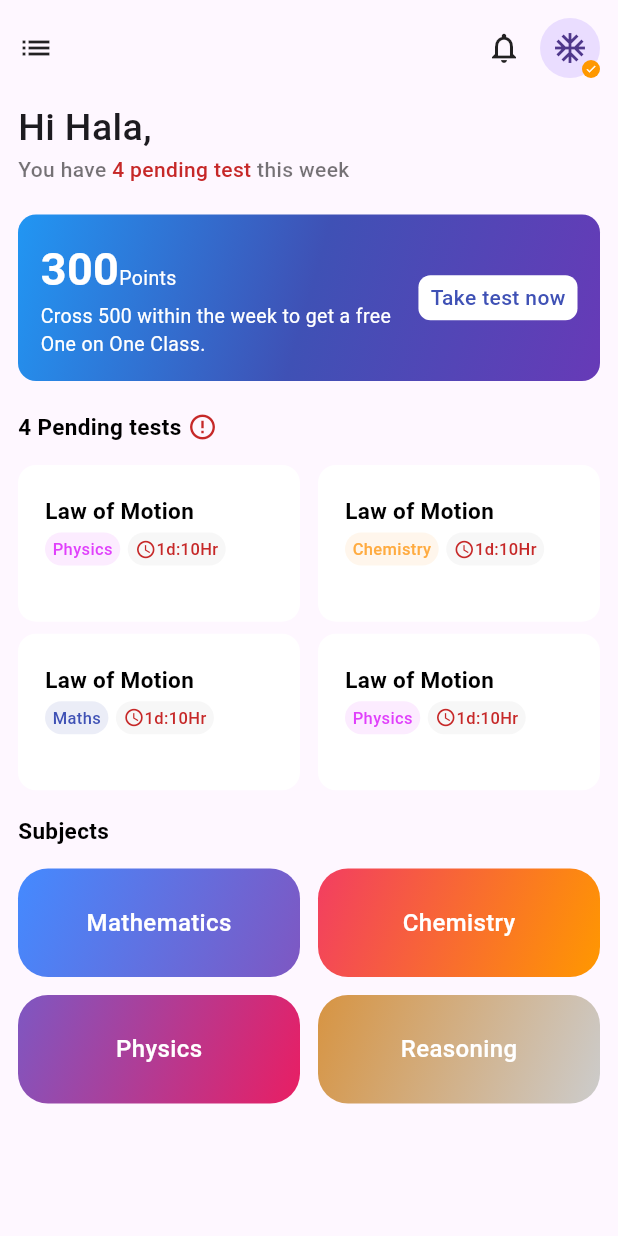
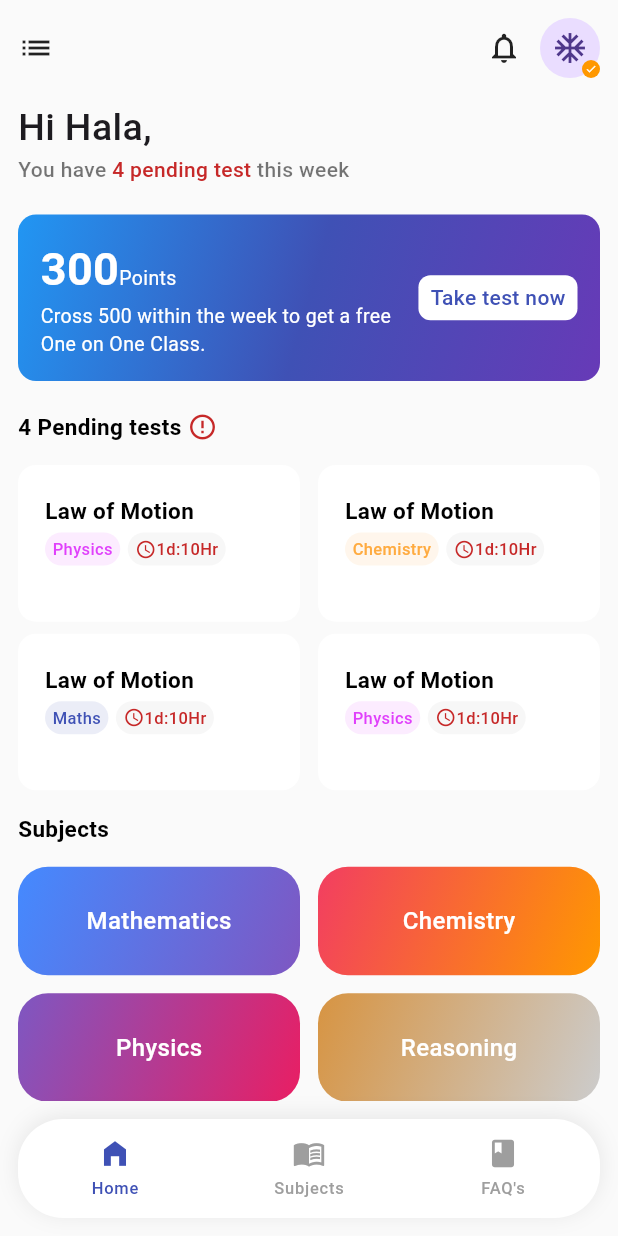
Before and after one commit to Touka-Agra/Minders25Third2Task1, a Flutter app: the screen it shows after launch, on a phone screen of 412 x 824 dp. Run offline on Flutter 3.47's test engine with Material 3 defaults, Android fonts, the phone set to English and light mode, and no system bars; our stand-ins replace awesome_bottom_bar.

Commit message:
bottom nav bar

```diff
--- a/lib/Core/MyColors.dart
+++ b/lib/Core/MyColors.dart
@@ -5,4 +5,6 @@ import 'package:flutter/material.dart';
 class MyColors{
   static Color highlightColor = Colors.orange;
   static Color redColor = Colors.red.shade800;
+  static Color bottomNavColor = Colors.indigo;
+  static Color grey = Colors.grey;
 }
--- a/lib/Screens/HomeScreen/HelpingWidgets/PendingTest/PendingTestWidget.dart
+++ b/lib/Screens/HomeScreen/HelpingWidgets/PendingTest/PendingTestWidget.dart
@@ -11,8 +11,7 @@ class PendingTestWidget extends StatelessWidget {
 
   @override
   Widget build(BuildContext context) {
-    return Expanded(
-      child: Column(
+    return Column(
       children: [
         Row(
           children: [
@@ -20,8 +19,7 @@ class PendingTestWidget extends StatelessWidget {
             Icon(Icons.error_outline, color: MyColors.redColor, size: 20),
           ],
         ),
-          Expanded(
-            child: Padding(
+        Padding(
           padding: const EdgeInsets.symmetric(vertical: 15.0),
           child: GridView.builder(
             itemCount: DummyData.pendingTests.length,
@@ -40,9 +38,7 @@ class PendingTestWidget extends StatelessWidget {
             },
           ),
         ),
-          ),
       ],
-      ),
     );
   }
 }
--- a/lib/Screens/HomeScreen/HelpingWidgets/Subject/SubjectWidget.dart
+++ b/lib/Screens/HomeScreen/HelpingWidgets/Subject/SubjectWidget.dart
@@ -12,13 +12,11 @@ class SubjectWidget extends StatelessWidget {
 
   @override
   Widget build(BuildContext context) {
-    return Expanded(
-      child: Column(
+    return Column(
       crossAxisAlignment: CrossAxisAlignment.start,
       children: [
         CustomTitleText(title: "Subjects"),
-          Expanded(
-            child: Padding(
+        Padding(
           padding: const EdgeInsets.symmetric(vertical: 15.0),
           child: GridView.builder(
             itemCount: DummyData.subjects.length,
@@ -60,9 +58,7 @@ class SubjectWidget extends StatelessWidget {
             },
           ),
         ),
-          ),
       ],
-      ),
     );
   }
 }
--- a/lib/Screens/HomeScreen/HomeScreen.dart
+++ b/lib/Screens/HomeScreen/HomeScreen.dart
@@ -1,10 +1,4 @@
 import 'package:flutter/material.dart';
-import 'package:task1/DummyData.dart';
-
-import '../../Classes/PendingTest.dart';
-import '../../Classes/Subject.dart';
-import '../../Core/MyColors.dart';
-import '../../Customs/CustomTitleText.dart';
 import 'HelpingWidgets/AppBar/MyAppBar.dart';
 import 'HelpingWidgets/PendingTest/PendingTestWidget.dart';
 import 'HelpingWidgets/PointsCard/PointsCard.dart';
@@ -16,10 +10,10 @@ class HomeScreen extends StatelessWidget {
 
   @override
   Widget build(BuildContext context) {
+
     return Scaffold(
-      body: SafeArea(
-        child: Padding(
-          padding: const EdgeInsets.all(12),
+      backgroundColor: Colors.grey.shade50,
+      body: SingleChildScrollView(
         child: Column(
           crossAxisAlignment: CrossAxisAlignment.start,
           children: [
@@ -39,7 +33,6 @@ class HomeScreen extends StatelessWidget {
           ],
         ),
       ),
-      ),
     );
   }
 }
--- /dev/null
+++ b/lib/Screens/StartScreen/StartScreen.dart
@@ -0,0 +1,73 @@
+import 'package:awesome_bottom_bar/awesome_bottom_bar.dart';
+import 'package:flutter/material.dart';
+
+import '../../Core/MyColors.dart';
+import '../HomeScreen/HomeScreen.dart';
+
+class StartScreen extends StatefulWidget {
+  const StartScreen({super.key});
+
+  @override
+  State<StartScreen> createState() => _StartScreenState();
+}
+
+class _StartScreenState extends State<StartScreen> {
+  List<TabItem> items = [
+    TabItem(icon: Icons.home_filled, title: 'Home'),
+    TabItem(icon: Icons.menu_book_outlined, title: 'Subjects'),
+    TabItem(icon: Icons.book_rounded, title: "FAQ's"),
+  ];
+
+  List<Widget> screens = [HomeScreen(), SubjectsScreen(), FAQScreen()];
+
+  int selectedIndex = 0;
+
+  @override
+  Widget build(BuildContext context) {
+    return Scaffold(
+      backgroundColor: Colors.grey.shade50,
+      bottomNavigationBar: Padding(
+        padding: const EdgeInsets.fromLTRB(12.0, 0, 12, 12),
+        child: BottomBarFloating(
+          borderRadius: BorderRadius.circular(30),
+          items: items,
+          backgroundColor: Colors.white,
+          color: MyColors.grey,
+          colorSelected: MyColors.bottomNavColor,
+          indexSelected: selectedIndex,
+          onTap: (int index) {
+            setState(() {
+              selectedIndex = index;
+            });
+          },
+        ),
+      ),
+
+      body: SafeArea(
+        child: Padding(
+          padding: const EdgeInsets.all(12.0),
+          child: screens[selectedIndex],
+        ),
+      ),
+    );
+  }
+}
+
+class FAQScreen extends StatelessWidget {
+  const FAQScreen({super.key});
+
+  @override
+  Widget build(BuildContext context) {
+    return const Placeholder();
+  }
+}
+
+
+class SubjectsScreen extends StatelessWidget {
+  const SubjectsScreen({super.key});
+
+  @override
+  Widget build(BuildContext context) {
+    return const Placeholder();
+  }
+}
--- a/lib/main.dart
+++ b/lib/main.dart
@@ -1,6 +1,6 @@
 import 'package:flutter/material.dart';
+import 'package:task1/Screens/StartScreen/StartScreen.dart';
 
-import 'Screens/HomeScreen/HomeScreen.dart';
 
 void main() {
   runApp(const MyApp());
@@ -14,7 +14,7 @@ class MyApp extends StatelessWidget {
   Widget build(BuildContext context) {
     return MaterialApp(
       title: 'Flutter Demo',
-      home: const HomeScreen(),
+      home: const StartScreen(),
     );
   }
 }
--- a/pubspec.yaml
+++ b/pubspec.yaml
@@ -34,6 +34,7 @@ dependencies:
   # The following adds the Cupertino Icons font to your application.
   # Use with the CupertinoIcons class for iOS style icons.
   cupertino_icons: ^1.0.8
+  awesome_bottom_bar: ^1.2.4
 
 dev_dependencies:
   flutter_test:
```
Also changed, not shown: pubspec.lock. Lines whose indentation alone changed are shown as unchanged.
